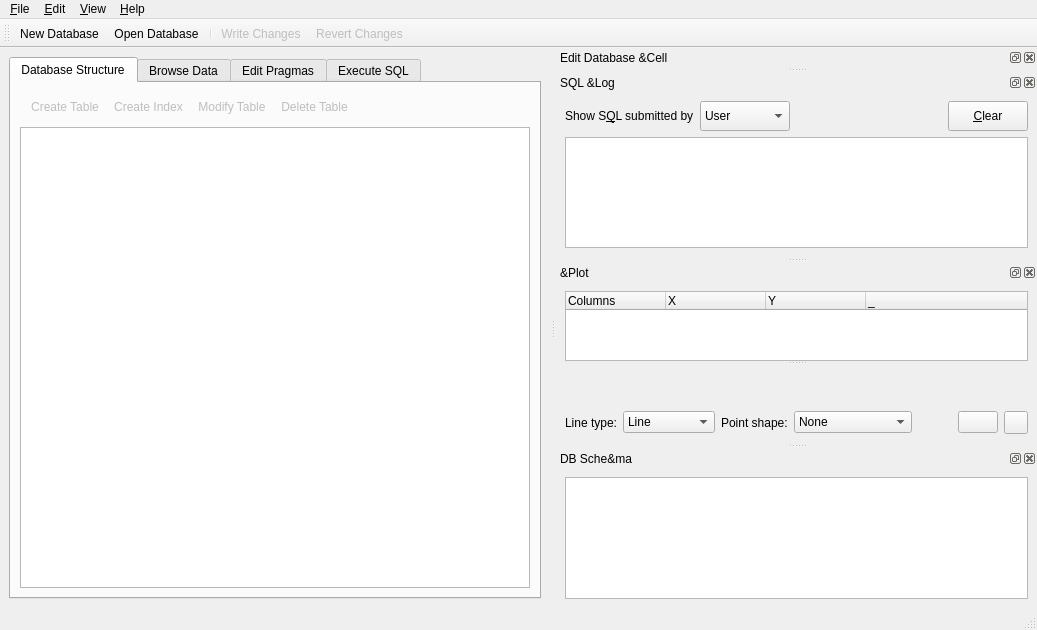
sqlitebrowser/sqlitebrowser, file src/MainWindow.ui: the form before one commit.
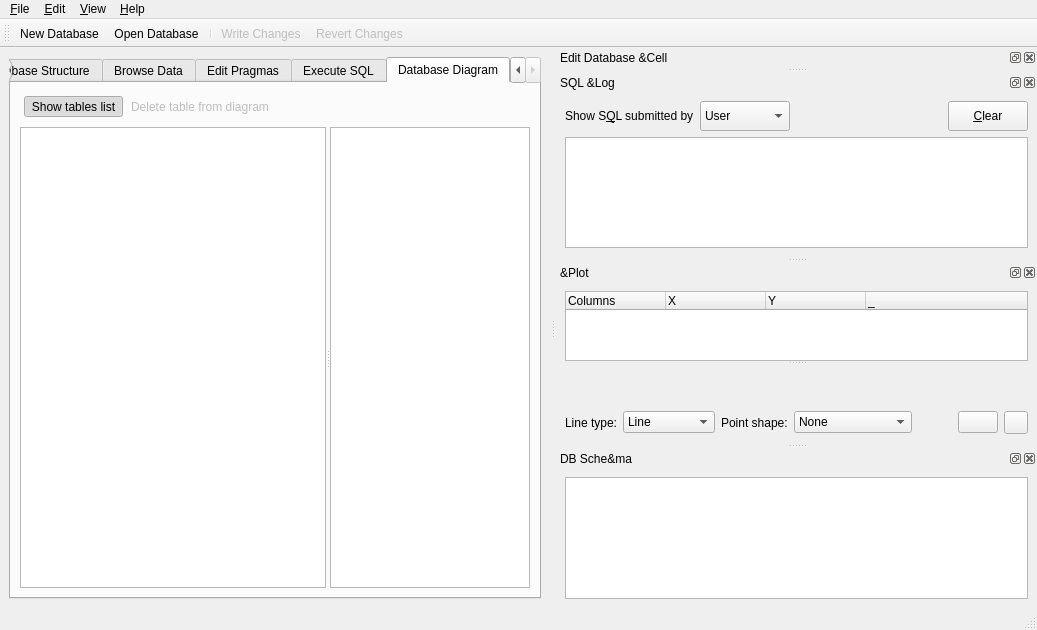
The form after the commit. The open tabs and pages were chosen to show the change. Icons and pictures are not drawn. Custom widgets are drawn as their Qt base class.

Commit message: Add basic UI setup for diagram editor

Patch:
```diff
--- a/src/MainWindow.ui
+++ b/src/MainWindow.ui
@@ -810,6 +810,56 @@
         </item>
        </layout>
       </widget>
+      <widget class="QWidget" name="diagram">
+       <attribute name="title">
+        <string>Database Diagram</string>
+       </attribute>
+       <layout class="QVBoxLayout" name="verticalLayout_8">
+        <item>
+         <widget class="QToolBar" name="toolbarDiagram">
+          <property name="enabled">
+           <bool>true</bool>
+          </property>
+          <property name="windowTitle">
+           <string>toolBar1</string>
+          </property>
+          <property name="toolButtonStyle">
+           <enum>Qt::ToolButtonTextBesideIcon</enum>
+          </property>
+          <addaction name="actionShowTablesList"/>
+          <addaction name="actionDeleteTableFromDiagram"/>
+         </widget>
+        </item>
+        <item>
+         <widget class="QSplitter" name="tablesSplitter">
+          <property name="orientation">
+           <enum>Qt::Horizontal</enum>
+          </property>
+          <widget class="QGraphicsView" name="diagramView"/>
+          <widget class="QListView" name="diagramTablesListView">
+           <property name="maximumSize">
+            <size>
+             <width>200</width>
+             <height>16777215</height>
+            </size>
+           </property>
+           <property name="baseSize">
+            <size>
+             <width>200</width>
+             <height>0</height>
+            </size>
+           </property>
+           <property name="dragEnabled">
+            <bool>true</bool>
+           </property>
+           <property name="dragDropMode">
+            <enum>QAbstractItemView::DragOnly</enum>
+           </property>
+          </widget>
+         </widget>
+        </item>
+       </layout>
+      </widget>
      </widget>
     </item>
    </layout>
@@ -1971,6 +2021,33 @@
     <string>F5</string>
    </property>
   </action>
+  <action name="actionShowTablesList">
+   <property name="checkable">
+    <bool>true</bool>
+   </property>
+   <property name="checked">
+    <bool>true</bool>
+   </property>
+   <property name="icon">
+    <iconset resource="icons/icons.qrc">
+     <normaloff>:/icons/table</normaloff>:/icons/table</iconset>
+   </property>
+   <property name="text">
+    <string>Show tables list</string>
+   </property>
+  </action>
+  <action name="actionDeleteTableFromDiagram">
+   <property name="icon">
+    <iconset resource="icons/icons.qrc">
+     <normaloff>:/icons/table_delete</normaloff>:/icons/table_delete</iconset>
+   </property>
+   <property name="text">
+    <string>Delete table from diagram</string>
+   </property>
+   <property name="enabled">
+    <bool>false</bool>
+   </property>
+  </action>
  </widget>
  <customwidgets>
   <customwidget>
```
Left out of the diff: 16 changed lines with no effect on the pictures.
